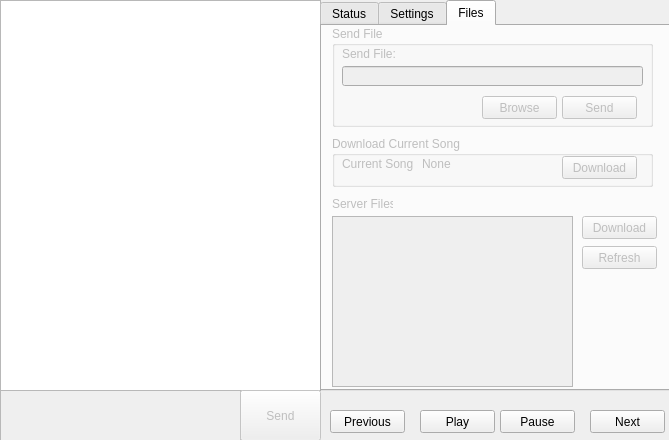
First picture: the form in mainwindow.ui, repository warren80/comaudio, before the edit.
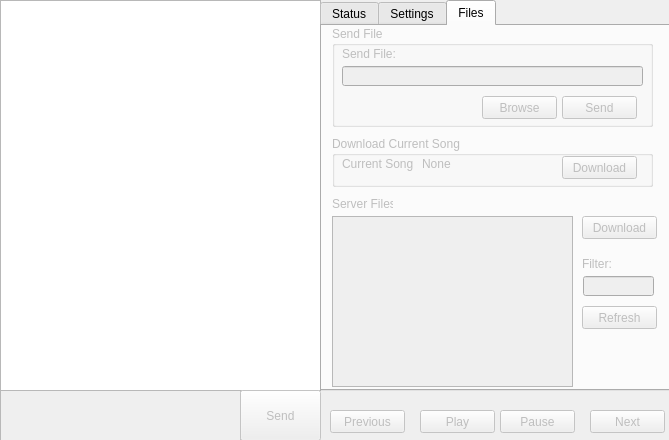
Second picture: the form after the edit. The open tabs and pages were chosen to show the change.

Commit message: Filtering of the files && more connections in gui

What changed in the file:
```diff
--- a/mainwindow.ui
+++ b/mainwindow.ui
@@ -613,7 +613,7 @@
       <property name="geometry">
        <rect>
         <x>260</x>
-        <y>220</y>
+        <y>280</y>
         <width>75</width>
         <height>23</height>
        </rect>
@@ -632,9 +632,35 @@
        </rect>
       </property>
      </widget>
+     <widget class="QLineEdit" name="filterBox">
+      <property name="geometry">
+       <rect>
+        <x>261</x>
+        <y>250</y>
+        <width>71</width>
+        <height>20</height>
+       </rect>
+      </property>
+     </widget>
+     <widget class="QLabel" name="filterLabel">
+      <property name="geometry">
+       <rect>
+        <x>260</x>
+        <y>230</y>
+        <width>71</width>
+        <height>16</height>
+       </rect>
+      </property>
+      <property name="text">
+       <string>Filter:</string>
+      </property>
+     </widget>
     </widget>
    </widget>
    <widget class="QPushButton" name="previousButton">
+    <property name="enabled">
+     <bool>false</bool>
+    </property>
     <property name="geometry">
      <rect>
       <x>330</x>
@@ -648,6 +674,9 @@
     </property>
    </widget>
    <widget class="QPushButton" name="playButton">
+    <property name="enabled">
+     <bool>false</bool>
+    </property>
     <property name="geometry">
      <rect>
       <x>420</x>
@@ -661,6 +690,9 @@
     </property>
    </widget>
    <widget class="QPushButton" name="nextButton">
+    <property name="enabled">
+     <bool>false</bool>
+    </property>
     <property name="geometry">
      <rect>
       <x>590</x>
@@ -674,6 +706,9 @@
     </property>
    </widget>
    <widget class="QPushButton" name="pauseButton">
+    <property name="enabled">
+     <bool>false</bool>
+    </property>
     <property name="geometry">
      <rect>
       <x>500</x>
```
Left out of the diff: 4 changed lines with no effect on the pictures. The commit also changes 6 other files.
